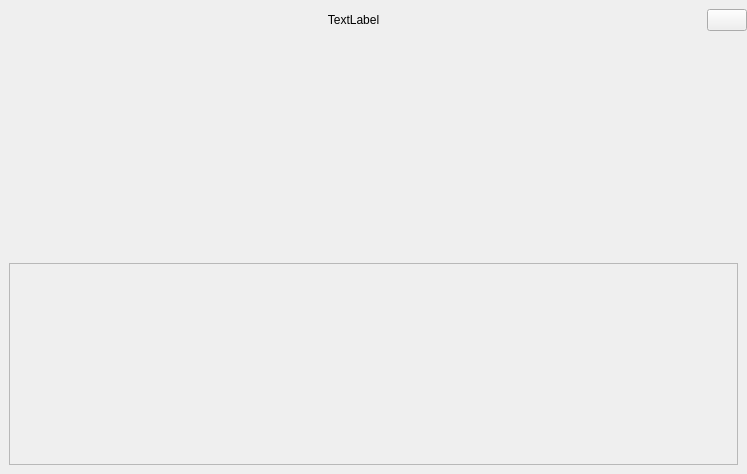
elieserdejesus/JamTaba, file src/gui/NinjamRoomWindow.ui: the form before one commit.
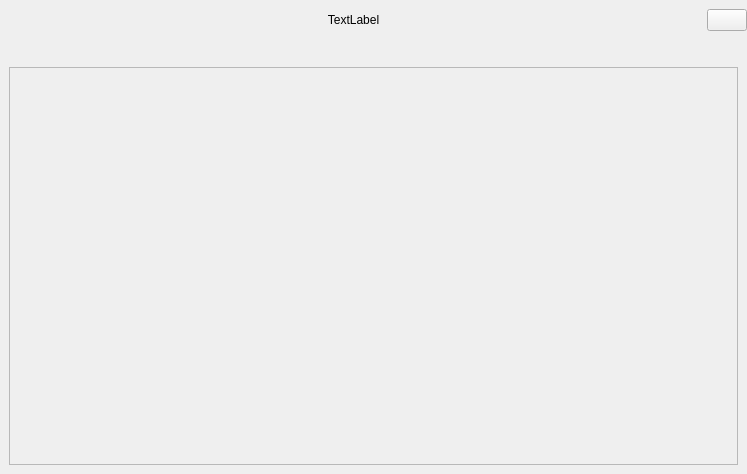
The form after the commit. Custom widgets are drawn as their Qt base class.

The edit to the form file:
```diff
--- a/src/gui/NinjamRoomWindow.ui
+++ b/src/gui/NinjamRoomWindow.ui
@@ -104,23 +104,22 @@
        <number>9</number>
       </property>
       <property name="topMargin">
-       <number>0</number>
+       <number>6</number>
       </property>
       <property name="bottomMargin">
        <number>0</number>
       </property>
       <item>
-       <widget class="NinjamPanel" name="topPanel" native="true">
+       <widget class="NinjamPanel" name="topPanel" native="true"/>
+      </item>
+      <item>
+       <widget class="QScrollArea" name="scrollArea">
         <property name="sizePolicy">
-         <sizepolicy hsizetype="Preferred" vsizetype="MinimumExpanding">
+         <sizepolicy hsizetype="Expanding" vsizetype="Expanding">
           <horstretch>0</horstretch>
-          <verstretch>0</verstretch>
+          <verstretch>1</verstretch>
          </sizepolicy>
         </property>
-       </widget>
-      </item>
-      <item>
-       <widget class="QScrollArea" name="scrollArea">
         <property name="verticalScrollBarPolicy">
          <enum>Qt::ScrollBarAlwaysOff</enum>
         </property>
@@ -136,7 +135,7 @@
            <x>0</x>
            <y>0</y>
            <width>727</width>
-           <height>199</height>
+           <height>385</height>
           </rect>
          </property>
          <layout class="QHBoxLayout" name="horizontalLayout">
```
